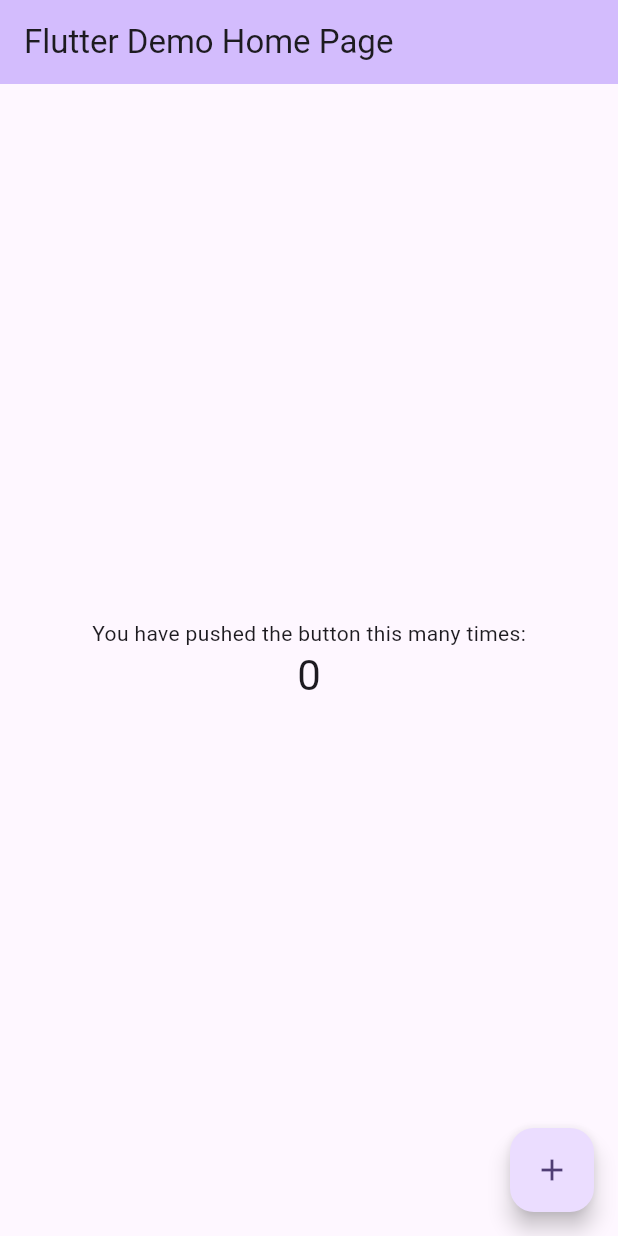
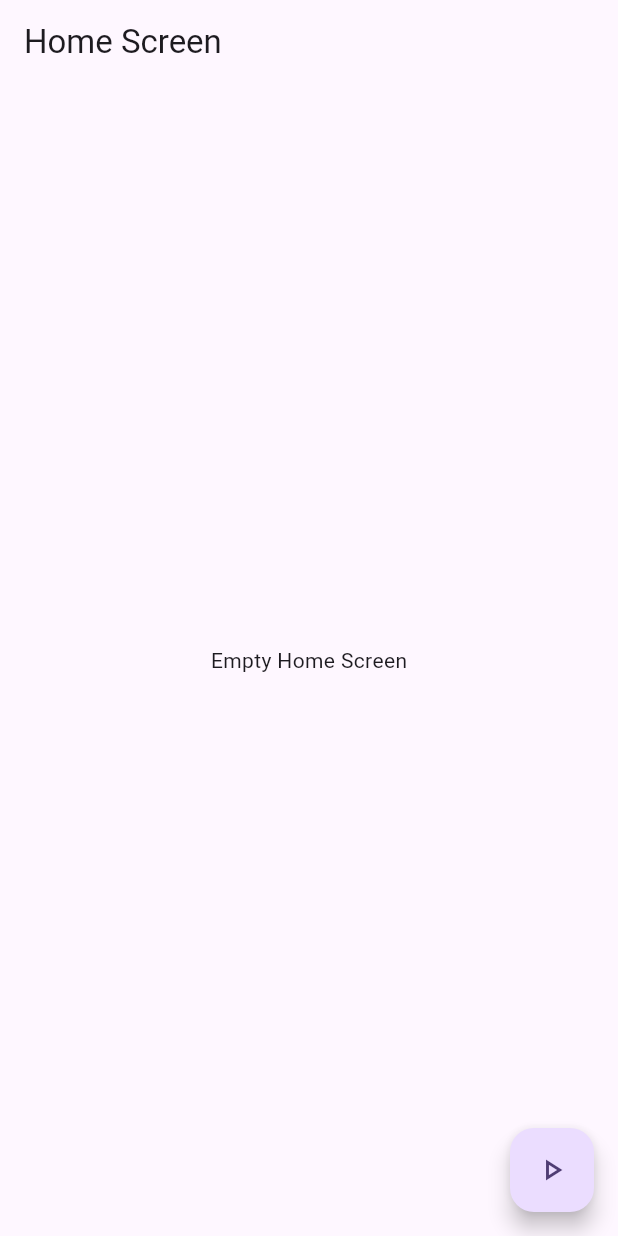
Before and after one commit to nekotori55/proxima, a Flutter app: the screen it shows after launch, on a phone screen of 412 x 824 dp. Run offline on Flutter 3.47's test engine with Material 3 defaults, Android fonts, the phone set to English and light mode, and no system bars.

```diff
--- a/lib/main.dart
+++ b/lib/main.dart
@@ -1,4 +1,6 @@
 import 'package:flutter/material.dart';
+import 'package:proxima/ui/home/home.dart';
+import 'package:proxima/ui/player/player.dart';
 
 void main() {
   runApp(const MyApp());
@@ -7,116 +9,22 @@ void main() {
 class MyApp extends StatelessWidget {
   const MyApp({super.key});
 
-  // This widget is the root of your application.
   @override
   Widget build(BuildContext context) {
     return MaterialApp(
-      title: 'Flutter Demo',
+      title: 'Proxima',
       theme: ThemeData(
-        // This is the theme of your application.
-        //
-        // TRY THIS: Try running your application with "flutter run". You'll see
-        // the application has a purple toolbar. Then, without quitting the app,
-        // try changing the seedColor in the colorScheme below to Colors.green
-        // and then invoke "hot reload" (save your changes or press the "hot
-        // reload" button in a Flutter-supported IDE, or press "r" if you used`
-        // the command line to start the app).
-        //
-        // Notice that the counter didn't reset back to zero; the application
-        // state is not lost during the reload. To reset the state, use hot
-        // restart instead.
-        //
-        // This works for code too, not just values: Most code changes can be
-        // tested with just a hot reload.
         colorScheme: ColorScheme.fromSeed(seedColor: Colors.deepPurple),
       ),
-      home: const MyHomePage(title: 'Flutter Demo Home Page'),
+      darkTheme: ThemeData(
+        colorScheme: ColorScheme.fromSeed(seedColor: Colors.deepPurple, brightness: Brightness.dark),
+      ),
+      // home: const Player(),
+      home: HomeScreen(),
+      initialRoute: '/',
+      routes: <String, WidgetBuilder> {
+        '/player': (BuildContext context) => Player()
+      },
     );
   }
 }
-
-class MyHomePage extends StatefulWidget {
-  const MyHomePage({super.key, required this.title});
-
-  // This widget is the home page of your application. It is stateful, meaning
-  // that it has a State object (defined below) that contains fields that affect
-  // how it looks.
-
-  // This class is the configuration for the state. It holds the values (in this
-  // case the title) provided by the parent (in this case the App widget) and
-  // used by the build method of the State. Fields in a Widget subclass are
-  // always marked "final".
-
-  final String title;
-
-  @override
-  State<MyHomePage> createState() => _MyHomePageState();
-}
-
-class _MyHomePageState extends State<MyHomePage> {
-  int _counter = 0;
-
-  void _incrementCounter() {
-    setState(() {
-      // This call to setState tells the Flutter framework that something has
-      // changed in this State, which causes it to rerun the build method below
-      // so that the display can reflect the updated values. If we changed
-      // _counter without calling setState(), then the build method would not be
-      // called again, and so nothing would appear to happen.
-      _counter++;
-    });
-  }
-
-  @override
-  Widget build(BuildContext context) {
-    // This method is rerun every time setState is called, for instance as done
-    // by the _incrementCounter method above.
-    //
-    // The Flutter framework has been optimized to make rerunning build methods
-    // fast, so that you can just rebuild anything that needs updating rather
-    // than having to individually change instances of widgets.
-    return Scaffold(
-      appBar: AppBar(
-        // TRY THIS: Try changing the color here to a specific color (to
-        // Colors.amber, perhaps?) and trigger a hot reload to see the AppBar
-        // change color while the other colors stay the same.
-        backgroundColor: Theme.of(context).colorScheme.inversePrimary,
-        // Here we take the value from the MyHomePage object that was created by
-        // the App.build method, and use it to set our appbar title.
-        title: Text(widget.title),
-      ),
-      body: Center(
-        // Center is a layout widget. It takes a single child and positions it
-        // in the middle of the parent.
-        child: Column(
-          // Column is also a layout widget. It takes a list of children and
-          // arranges them vertically. By default, it sizes itself to fit its
-          // children horizontally, and tries to be as tall as its parent.
-          //
-          // Column has various properties to control how it sizes itself and
-          // how it positions its children. Here we use mainAxisAlignment to
-          // center the children vertically; the main axis here is the vertical
-          // axis because Columns are vertical (the cross axis would be
-          // horizontal).
-          //
-          // TRY THIS: Invoke "debug painting" (choose the "Toggle Debug Paint"
-          // action in the IDE, or press "p" in the console), to see the
-          // wireframe for each widget.
-          mainAxisAlignment: MainAxisAlignment.center,
-          children: <Widget>[
-            const Text('You have pushed the button this many times:'),
-            Text(
-              '$_counter',
-              style: Theme.of(context).textTheme.headlineMedium,
-            ),
-          ],
-        ),
-      ),
-      floatingActionButton: FloatingActionButton(
-        onPressed: _incrementCounter,
-        tooltip: 'Increment',
-        child: const Icon(Icons.add),
-      ), // This trailing comma makes auto-formatting nicer for build methods.
-    );
-  }
-}
--- /dev/null
+++ b/lib/ui/home/home.dart
@@ -0,0 +1,17 @@
+import 'package:flutter/material.dart';
+
+class HomeScreen extends StatelessWidget {
+  const HomeScreen({super.key});
+
+  @override
+  Widget build(BuildContext context) {
+    return Scaffold(
+      appBar: AppBar(title: Text("Home Screen")),
+      floatingActionButton: FloatingActionButton(
+        onPressed: () => Navigator.pushNamed(context, '/player'),
+        child: Icon(Icons.play_arrow_outlined),
+      ),
+      body: Center(child: Text("Empty Home Screen"),),
+    );
+  }
+}
--- a/pubspec.yaml
+++ b/pubspec.yaml
@@ -58,9 +58,8 @@ flutter:
   uses-material-design: true
 
   # To add assets to your application, add an assets section, like this:
-  # assets:
-  #   - images/a_dot_burr.jpeg
-  #   - images/a_dot_ham.jpeg
+  assets:
+     - assets/cover-example.jpg
 
   # An image asset can refer to one or more resolution-specific "variants", see
   # https://flutter.dev/to/resolution-aware-images
```
Also changed, not shown: lib/ui/player/player.dart (added, +102 -0 lines), lib/ui/utils.dart (added, +9 -0 lines), 7 other files.
